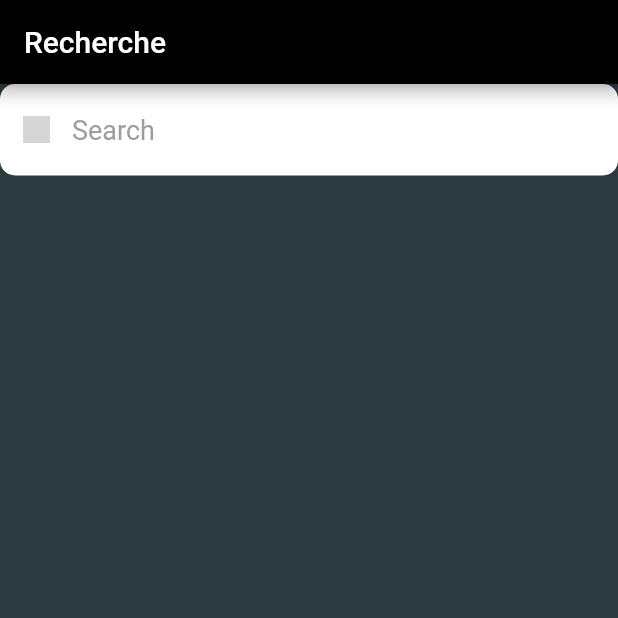
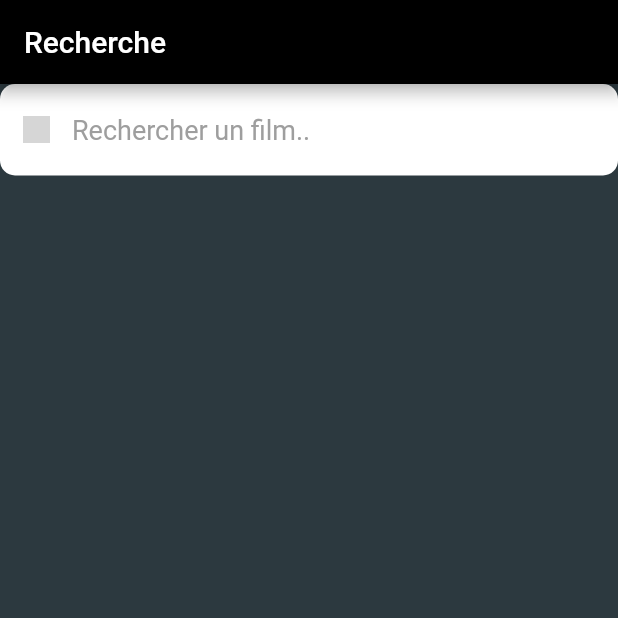
Before and after one commit to C4ntic/mobiliteFlutter, a Flutter app: the screen it shows after launch, on a phone screen of 412 x 824 dp, the top half of it. Run offline on Flutter 3.47's test engine with Material 2 defaults, Android fonts, the light colour scheme and no system bars; grey boxes are pictures that could not be loaded.

Commit message:
APPLI ENFIN FINI PUREMENT FONCTIONELLE

```diff
--- a/lib/film.dart
+++ b/lib/film.dart
@@ -22,7 +22,9 @@ class _FilmState extends State<Film> {
 
   void getMap(id) async {
     mapMovie = await fetchMovie(id);
-    isInitialized = true;
+    setState(() {
+      isInitialized = true;
+    });
   }
 
   @override
@@ -31,7 +33,7 @@ class _FilmState extends State<Film> {
     getMap(id);
     return Scaffold(
       appBar: AppBar(
-        title: Text("Informations : $mapMovie['Title']"),
+        title: Text(mapMovie['Title']),
         backgroundColor: Colors.black,
       ),
       backgroundColor: const Color(0xFF2C393F),
--- a/lib/result.dart
+++ b/lib/result.dart
@@ -21,7 +21,9 @@ class _ResultState extends State<Result> {
 
   void getMap(search) async {
     mapSearch = await fetchSearch(search);
-    isInitialized = true;
+    setState(() {
+      isInitialized = true;
+    });
   }
 
   @override
@@ -30,7 +32,7 @@ class _ResultState extends State<Result> {
     getMap(search);
     return Scaffold(
       appBar: AppBar(
-        title: Text("Result of : $search"),
+        title: Text("Résulat de : $search"),
         backgroundColor: Colors.black,
       ),
       backgroundColor: const Color(0xFF2C393F),
@@ -47,7 +49,8 @@ class _ResultState extends State<Result> {
                       padding: const EdgeInsets.all(15),
                       child: ElevatedButton(
                           onPressed: () {
-                            Navigator.pushNamed(context, '/film', arguments: mapSearch["Search"][i]["imdbID"]);
+                            Navigator.pushNamed(context, '/film',
+                                arguments: mapSearch["Search"][i]["imdbID"]);
                           },
                           child: Text(mapSearch["Search"][i]["Title"])),
                     ),
--- a/lib/search.dart
+++ b/lib/search.dart
@@ -40,7 +40,7 @@ class _SearchState extends State<Search> {
                   borderRadius: BorderRadius.circular(10),
                   borderSide: BorderSide.none
               ),
-              hintText: 'Search',
+              hintText: 'Rechercher un film..',
               hintStyle: const TextStyle(
                   color: Colors.grey,
                   fontSize: 18
```
